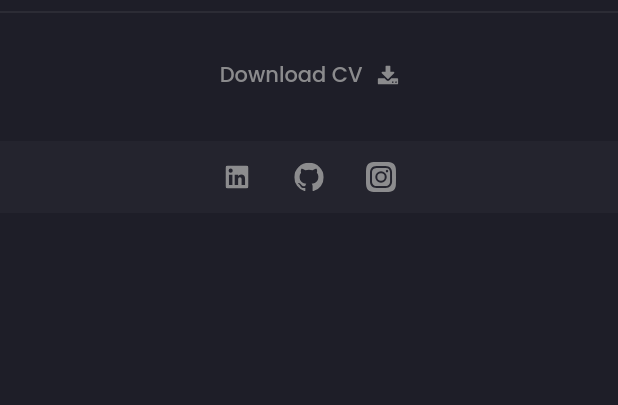
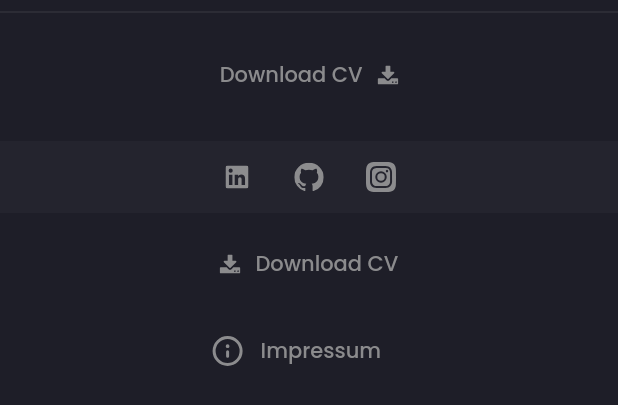
Before and after one commit to jxstxn1/Portfolio, a Flutter app: the MoreInformation widget shown alone on an empty page, opened directly, on a phone screen of 412 x 824 dp. Shown: the top 405 px of the screen. Run offline on Flutter 3.47's test engine with Material 2 defaults, Android fonts, the light colour scheme and no system bars; our stand-ins replace animated_text_kit, flutter_svg, google_fonts; missing offline and left inert: dart:html.

Commit message:
added impressum

```diff
--- a/lib/screens/main/components/more_information.dart
+++ b/lib/screens/main/components/more_information.dart
@@ -1,5 +1,6 @@
 import 'package:flutter/material.dart';
 import 'package:flutter_profile/logic/openInNewTab.dart';
+import 'package:flutter_profile/screens/impressum/impressum.dart';
 import 'package:flutter_svg/svg.dart';
 
 import '../../../constants.dart';
@@ -71,6 +72,54 @@ class MoreInformation extends StatelessWidget {
             ],
           ),
         ),
+        SizedBox(height: defaultPadding / 2),
+        TextButton(
+          onPressed: () {},
+          child: FittedBox(
+            child: Row(
+              mainAxisAlignment: MainAxisAlignment.start,
+              children: [
+                SvgPicture.asset("assets/icons/download.svg"),
+                SizedBox(
+                  width: defaultPadding / 2,
+                ),
+                Text(
+                  "Download CV",
+                  style: TextStyle(
+                    color: Theme.of(context).textTheme.bodyText1!.color,
+                  ),
+                ),
+              ],
+            ),
+          ),
+        ),
+        SizedBox(height: defaultPadding / 2),
+        TextButton(
+          onPressed: () {
+            Navigator.of(context).push(
+              MaterialPageRoute(
+                builder: (BuildContext context) => Impressum(),
+              ),
+            );
+          },
+          child: FittedBox(
+            child: Row(
+              mainAxisAlignment: MainAxisAlignment.start,
+              children: [
+                SvgPicture.asset("assets/icons/info.svg"),
+                SizedBox(
+                  width: defaultPadding / 2,
+                ),
+                Text(
+                  "Impressum     ",
+                  style: TextStyle(
+                    color: Theme.of(context).textTheme.bodyText1!.color,
+                  ),
+                ),
+              ],
+            ),
+          ),
+        ),
       ],
     );
   }
```
Also changed, not shown: lib/components/info_text.dart (renamed from lib/screens/main/components/area_info_text.dart, +8 -4 lines), lib/screens/impressum/impressum.dart (added, +53 -0 lines), lib/screens/main/components/area_info.dart (+4 -4 lines), assets/icons/dribble.svg (deleted), assets/icons/info.svg (added), 1 other file.
